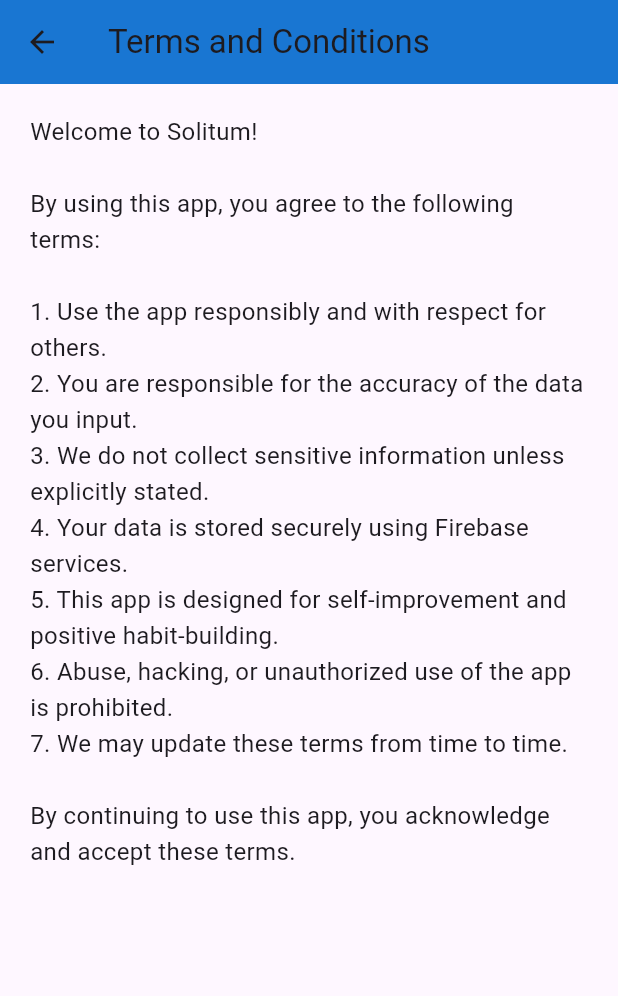
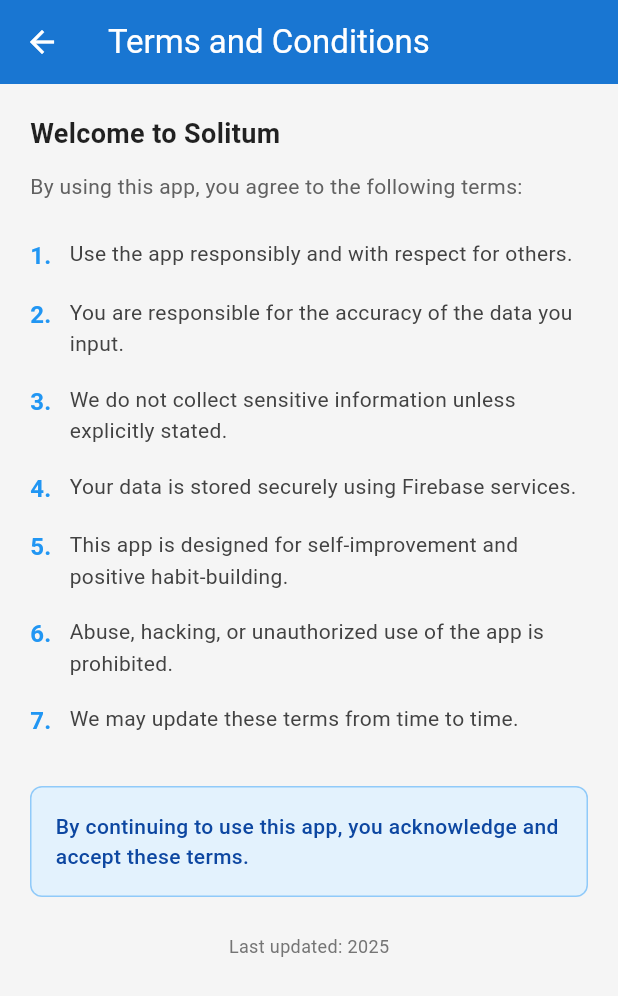
Before and after one commit to zxhenn/Flutter-Project, a Flutter app: the TermsScreen screen opened by its route, on a phone screen of 412 x 824 dp. Shown: the top 996 px of the screen. Run offline on Flutter 3.47's test engine with Material 3 defaults, Android fonts, the phone set to English and light mode, and no system bars; our stand-ins replace awesome_notifications, cloud_firestore, firebase_auth, firebase_core, fl_chart, geolocator and 3 more; accounts and stored records are empty.

Commit message:
improve terms and condition design

```diff
--- a/lib/screens/Terms.dart
+++ b/lib/screens/Terms.dart
@@ -6,33 +6,127 @@
   @override
   Widget build(BuildContext context) {
     return Scaffold(
+      backgroundColor: Colors.grey[100],
       appBar: AppBar(
         title: const Text('Terms and Conditions'),
         backgroundColor: Colors.blue[700],
+        foregroundColor: Colors.white,
       ),
-      body: Padding(
-        padding: const EdgeInsets.all(20.0),
-        child: SingleChildScrollView(
-          child: Text(
-            '''
-Welcome to Solitum!
-
-By using this app, you agree to the following terms:
-
-1. Use the app responsibly and with respect for others.
-2. You are responsible for the accuracy of the data you input.
-3. We do not collect sensitive information unless explicitly stated.
-4. Your data is stored securely using Firebase services.
-5. This app is designed for self-improvement and positive habit-building.
-6. Abuse, hacking, or unauthorized use of the app is prohibited.
-7. We may update these terms from time to time.
-
-By continuing to use this app, you acknowledge and accept these terms.
-            ''',
-            style: const TextStyle(fontSize: 16, height: 1.5),
-          ),
+      body: SingleChildScrollView(
+        padding: const EdgeInsets.all(20),
+        child: Column(
+          crossAxisAlignment: CrossAxisAlignment.start,
+          children: [
+            const Text(
+              'Welcome to Solitum',
+              style: TextStyle(
+                fontSize: 18,
+                fontWeight: FontWeight.w600,
+                color: Colors.black87,
+              ),
+            ),
+            const SizedBox(height: 12),
+            Text(
+              'By using this app, you agree to the following terms:',
+              style: TextStyle(
+                fontSize: 14,
+                color: Colors.grey[700],
+                height: 1.5,
+              ),
+            ),
+            const SizedBox(height: 24),
+            _buildTermItem(
+              number: '1',
+              text: 'Use the app responsibly and with respect for others.',
+            ),
+            const SizedBox(height: 16),
+            _buildTermItem(
+              number: '2',
+              text: 'You are responsible for the accuracy of the data you input.',
+            ),
+            const SizedBox(height: 16),
+            _buildTermItem(
+              number: '3',
+              text: 'We do not collect sensitive information unless explicitly stated.',
+            ),
+            const SizedBox(height: 16),
+            _buildTermItem(
+              number: '4',
+              text: 'Your data is stored securely using Firebase services.',
+            ),
+            const SizedBox(height: 16),
+            _buildTermItem(
+              number: '5',
+              text: 'This app is designed for self-improvement and positive habit-building.',
+            ),
+            const SizedBox(height: 16),
+            _buildTermItem(
+              number: '6',
+              text: 'Abuse, hacking, or unauthorized use of the app is prohibited.',
+            ),
+            const SizedBox(height: 16),
+            _buildTermItem(
+              number: '7',
+              text: 'We may update these terms from time to time.',
+            ),
+            const SizedBox(height: 32),
+            Container(
+              padding: const EdgeInsets.all(16),
+              decoration: BoxDecoration(
+                color: Colors.blue[50],
+                borderRadius: BorderRadius.circular(8),
+                border: Border.all(color: Colors.blue[200]!),
+              ),
+              child: Text(
+                'By continuing to use this app, you acknowledge and accept these terms.',
+                style: TextStyle(
+                  fontSize: 14,
+                  color: Colors.blue[900],
+                  fontWeight: FontWeight.w500,
+                ),
+              ),
+            ),
+            const SizedBox(height: 24),
+            Center(
+              child: Text(
+                'Last updated: ${DateTime.now().year}',
+                style: TextStyle(
+                  fontSize: 12,
+                  color: Colors.grey[600],
+                ),
+              ),
+            ),
+            const SizedBox(height: 20),
+          ],
         ),
       ),
     );
   }
+
+  Widget _buildTermItem({required String number, required String text}) {
+    return Row(
+      crossAxisAlignment: CrossAxisAlignment.start,
+      children: [
+        Text(
+          '$number.',
+          style: const TextStyle(
+            fontSize: 16,
+            fontWeight: FontWeight.w600,
+            color: Colors.blue,
+          ),
+        ),
+        const SizedBox(width: 12),
+        Expanded(
+          child: Text(
+            text,
+            style: TextStyle(
+              fontSize: 14,
+              color: Colors.grey[800],
+              height: 1.5,
+            ),
+          ),
+        ),
+      ],
+    );
+  }
 }
--- a/lib/screens/profile_setup_screen.dart
+++ b/lib/screens/profile_setup_screen.dart
@@ -53,7 +53,7 @@
     // Basic username validation (you can make this stricter)
     if (!RegExp(r"^[a-zA-Z0-9_]{3,20}$").hasMatch(trimmedUsername)) {
       setState(() {
-        _usernameStatus = '❌ Invalid (3-20 chars, a-z, 0-9, _)';
+        _usernameStatus = 'Invalid (3-20 chars, a-z, 0-9, _)';
         _usernameStatusColor = Colors.red;
         _isCheckingUsername = false;
       });
@@ -81,7 +81,7 @@
       final isTaken = query.docs.any((doc) => doc.id != currentUserId);
 
       setState(() {
-        _usernameStatus = isTaken ? '❌ Username taken' : '✅ Username available';
+        _usernameStatus = isTaken ? 'Username taken' : 'Username available';
         _usernameStatusColor = isTaken ? Colors.red : Colors.green;
         _isCheckingUsername = false;
       });
@@ -129,7 +129,7 @@
 
     if (nameCheck.docs.isNotEmpty && nameCheck.docs.first.id != user.uid) {
       setState(() { // Update UI if somehow it got taken between check and save
-        _usernameStatus = '❌ Username taken';
+        _usernameStatus = 'Username taken';
         _usernameStatusColor = Colors.red;
       });
       ScaffoldMessenger.of(context).showSnackBar(
```
